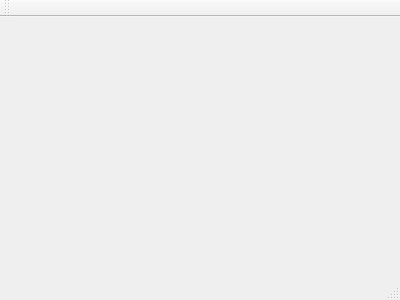
Izrg/Plants-vs-Zombies, file mainwindow.ui: the form before one commit.
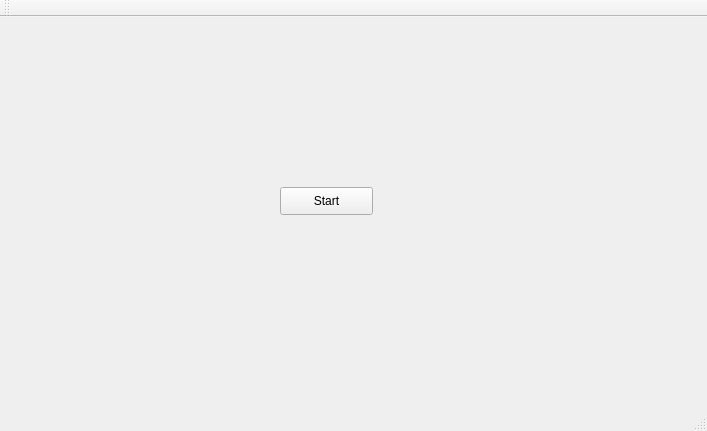
The form after the commit.

```diff
--- a/mainwindow.ui
+++ b/mainwindow.ui
@@ -1,24 +1,53 @@
 <ui version="4.0">
  <class>MainWindow</class>
- <widget class="QMainWindow" name="MainWindow" >
-  <property name="geometry" >
+ <widget class="QMainWindow" name="MainWindow">
+  <property name="geometry">
    <rect>
     <x>0</x>
     <y>0</y>
-    <width>400</width>
-    <height>300</height>
+    <width>707</width>
+    <height>431</height>
    </rect>
   </property>
   <property name="windowTitle" >
    <string>MainWindow</string>
   </property>
-  <widget class="QMenuBar" name="menuBar" />
-  <widget class="QToolBar" name="mainToolBar" />
-  <widget class="QWidget" name="centralWidget" />
-  <widget class="QStatusBar" name="statusBar" />
+  <widget class="QWidget" name="centralWidget">
+   <widget class="QPushButton" name="startBtn">
+    <property name="geometry">
+     <rect>
+      <x>280</x>
+      <y>170</y>
+      <width>93</width>
+      <height>28</height>
+     </rect>
+    </property>
+    <property name="text">
+     <string>Start</string>
+    </property>
+   </widget>
+  </widget>
+  <widget class="QMenuBar" name="menuBar">
+   <property name="geometry">
+    <rect>
+     <x>0</x>
+     <y>0</y>
+     <width>707</width>
+     <height>26</height>
+    </rect>
+   </property>
+  </widget>
+  <widget class="QToolBar" name="mainToolBar">
+   <attribute name="toolBarArea">
+    <enum>TopToolBarArea</enum>
+   </attribute>
+   <attribute name="toolBarBreak">
+    <bool>false</bool>
+   </attribute>
+  </widget>
+  <widget class="QStatusBar" name="statusBar"/>
  </widget>
- <layoutDefault spacing="6" margin="11" />
- <pixmapfunction></pixmapfunction>
+ <layoutdefault spacing="6" margin="11"/>
  <resources/>
  <connections/>
 </ui>
```
Left out of the diff: 3 changed lines with no effect on the pictures.
